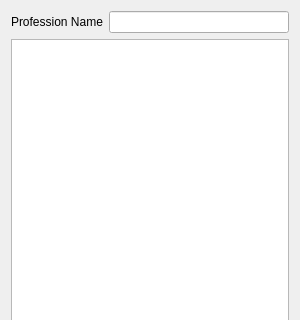
The window that ui/customprofession.ui (Dwarf-Therapist/Dwarf-Therapist) describes before a commit, drawn with Qt 5; both pictures show x 0 to 300 and y 0 to 320 of the 300 by 460 pixel window.
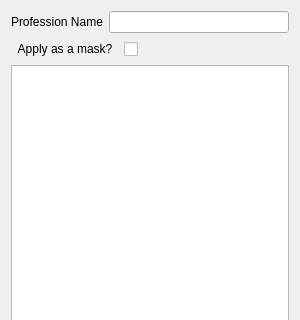
The same window after the commit. Icons and pictures are not drawn.

Patch:
```diff
--- a/ui/customprofession.ui
+++ b/ui/customprofession.ui
@@ -38,6 +38,33 @@
      </item>
     </layout>
    </item>
+   <item>
+    <layout class="QHBoxLayout" name="horizontalLayout_4">
+     <item>
+      <widget class="QCheckBox" name="chk_mask">
+       <property name="layoutDirection">
+        <enum>Qt::RightToLeft</enum>
+       </property>
+       <property name="text">
+        <string>Apply as a mask?  </string>
+       </property>
+      </widget>
+     </item>
+     <item>
+      <spacer name="horizontalSpacer_2">
+       <property name="orientation">
+        <enum>Qt::Horizontal</enum>
+       </property>
+       <property name="sizeHint" stdset="0">
+        <size>
+         <width>40</width>
+         <height>20</height>
+        </size>
+       </property>
+      </spacer>
+     </item>
+    </layout>
+   </item>
    <item>
     <widget class="QListWidget" name="labor_list">
      <property name="editTriggers">
```
